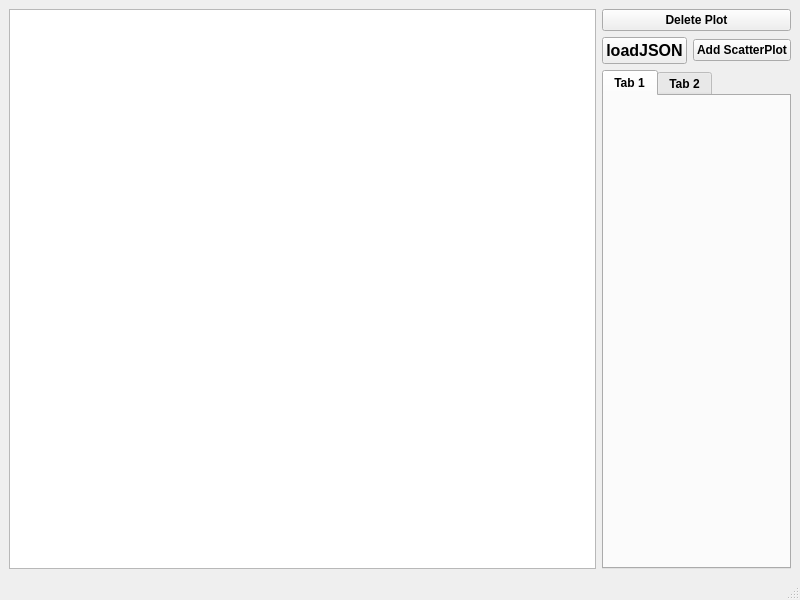
Above: main/mainwindow.ui from Kirikus/2024_Experiments before the change. Below: the same form after it.
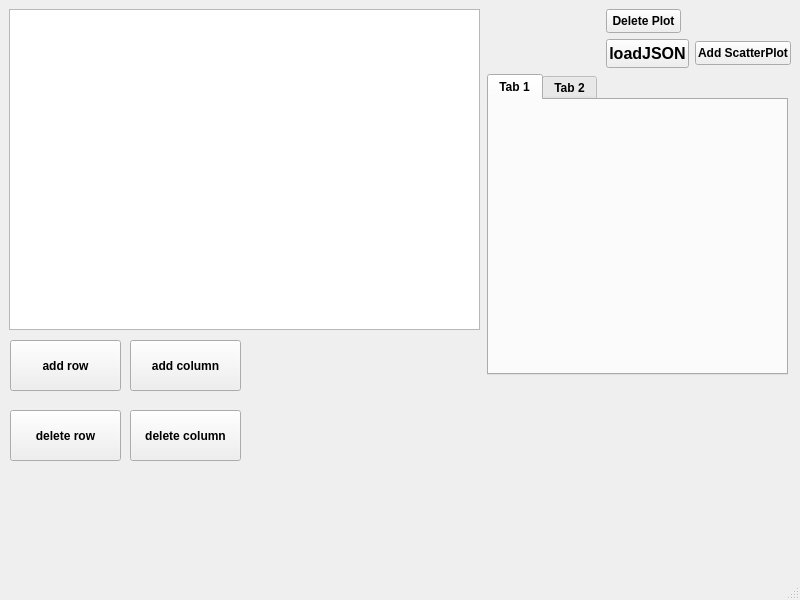
That is the form after the change. Custom widgets are drawn as their Qt base class.

```diff
--- a/main/mainwindow.ui
+++ b/main/mainwindow.ui
@@ -19,16 +19,28 @@
    <string>MainWindow</string>
   </property>
   <widget class="QWidget" name="centralwidget">
-   <layout class="QGridLayout" name="gridLayout">
-    <item row="0" column="1" colspan="2">
      <widget class="QPushButton" name="pushButton_deletePlot">
+    <property name="geometry">
+     <rect>
+      <x>606</x>
+      <y>9</y>
+      <width>75</width>
+      <height>24</height>
+     </rect>
+    </property>
       <property name="text">
        <string>Delete Plot</string>
       </property>
      </widget>
-    </item>
-    <item row="1" column="1">
      <widget class="QPushButton" name="pushButton_loadJSON">
+    <property name="geometry">
+     <rect>
+      <x>606</x>
+      <y>39</y>
+      <width>83</width>
+      <height>29</height>
+     </rect>
+    </property>
       <property name="font">
        <font>
         <pointsize>12</pointsize>
@@ -39,16 +51,28 @@
        <string>loadJSON</string>
       </property>
      </widget>
-    </item>
-    <item row="1" column="2">
      <widget class="QPushButton" name="pushButton_addScatterPlot">
+    <property name="geometry">
+     <rect>
+      <x>695</x>
+      <y>41</y>
+      <width>96</width>
+      <height>24</height>
+     </rect>
+    </property>
       <property name="text">
        <string>Add ScatterPlot</string>
       </property>
      </widget>
-    </item>
-    <item row="2" column="1" colspan="2">
      <widget class="QTabWidget" name="tabWidget_plots">
+    <property name="geometry">
+     <rect>
+      <x>487</x>
+      <y>74</y>
+      <width>301</width>
+      <height>301</height>
+     </rect>
+    </property>
       <property name="currentIndex">
        <number>0</number>
       </property>
@@ -63,11 +87,68 @@
        </attribute>
       </widget>
      </widget>
-    </item>
-    <item row="0" column="0" rowspan="3">
-     <widget class="QTableView" name="tableView"/>
-    </item>
-   </layout>
+   <widget class="QTableView" name="tableView">
+    <property name="geometry">
+     <rect>
+      <x>9</x>
+      <y>9</y>
+      <width>471</width>
+      <height>321</height>
+     </rect>
+    </property>
+   </widget>
+   <widget class="QPushButton" name="addRow">
+    <property name="geometry">
+     <rect>
+      <x>10</x>
+      <y>340</y>
+      <width>111</width>
+      <height>51</height>
+     </rect>
+    </property>
+    <property name="text">
+     <string>add row</string>
+    </property>
+   </widget>
+   <widget class="QPushButton" name="deleteRow">
+    <property name="geometry">
+     <rect>
+      <x>10</x>
+      <y>410</y>
+      <width>111</width>
+      <height>51</height>
+     </rect>
+    </property>
+    <property name="text">
+     <string>delete row</string>
+    </property>
+   </widget>
+   <widget class="QPushButton" name="addColumn">
+    <property name="geometry">
+     <rect>
+      <x>130</x>
+      <y>340</y>
+      <width>111</width>
+      <height>51</height>
+     </rect>
+    </property>
+    <property name="text">
+     <string>add column</string>
+    </property>
+   </widget>
+   <widget class="QPushButton" name="deleteColumn">
+    <property name="geometry">
+     <rect>
+      <x>130</x>
+      <y>410</y>
+      <width>111</width>
+      <height>51</height>
+     </rect>
+    </property>
+    <property name="text">
+     <string>delete column</string>
+    </property>
+   </widget>
   </widget>
   <widget class="QMenuBar" name="menubar">
    <property name="geometry">
```
Lines whose indentation alone changed are shown as unchanged.
